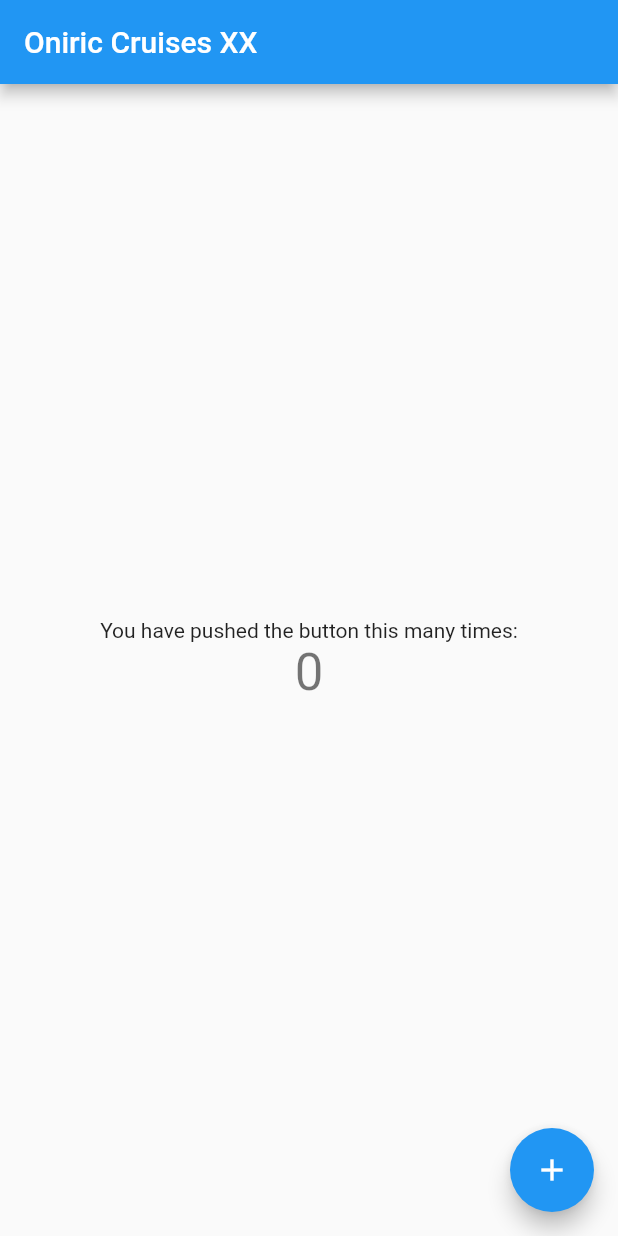
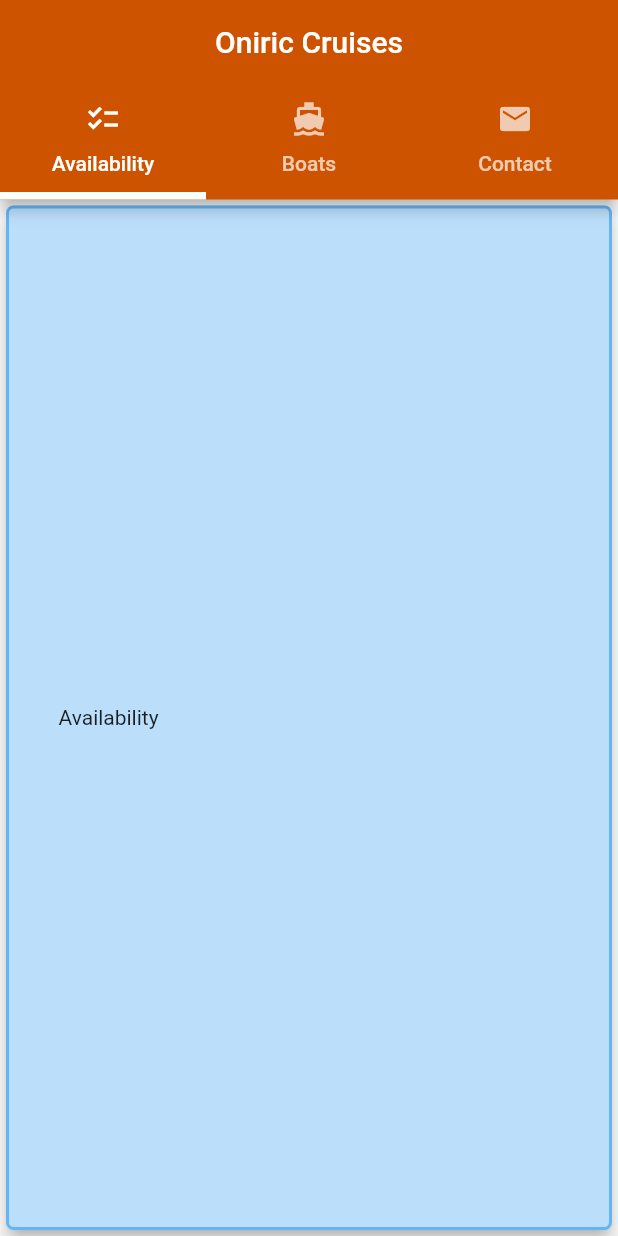
Before and after one commit to alexsantm2019/oniric, a Flutter app: the screen it shows after launch, on a phone screen of 412 x 824 dp. Run offline on Flutter 3.47's test engine with Material 2 defaults, Android fonts, the phone set to English and light mode, and no system bars; our stand-ins replace splashscreen; generated files the repository leaves out were written again.

Commit message:
Estructura de carpetas

```diff
--- /dev/null
+++ b/l10n.yaml
@@ -0,0 +1,3 @@
+arb-dir: lib/l10n
+template-arb-file: app_en.arb
+output-localization-file: app_localizations.dart
--- /dev/null
+++ b/lib/__i18n/en.json
@@ -0,0 +1,4 @@
+{
+    "title": "Hello!",
+    "Message": "This is English"
+}
--- /dev/null
+++ b/lib/__i18n/es.json
@@ -0,0 +1,4 @@
+{
+    "title": "Hola!",
+    "Message": "Esto es español"
+}
--- /dev/null
+++ b/lib/conf/configuration.dart
@@ -0,0 +1,4 @@
+const BASE = "api.covid19api.com";
+const PATH_SUMMARY = 'summary';
+const PATH_COUNTRIES = 'countries';
+const PATH_COUNTRIES_LIVE = 'api.covid19api.com/live/country';
--- /dev/null
+++ b/lib/l10n/app_en.arb
@@ -0,0 +1,5 @@
+{
+  "availability": "Availability",
+  "boats": "Boats",
+  "contact": "Contact"
+}
--- /dev/null
+++ b/lib/l10n/app_es.arb
@@ -0,0 +1,5 @@
+{
+  "availability": "Disponibilidad",
+  "boats": "Barcos",
+  "contact": "Contáctanos"
+}
--- a/lib/main.dart
+++ b/lib/main.dart
@@ -1,113 +1,34 @@
 import 'package:flutter/material.dart';
+import 'package:oniric/screens/SplashScreen.dart';
+import 'package:flutter_localizations/flutter_localizations.dart';
+import 'package:flutter_gen/gen_l10n/app_localizations.dart';
 
 void main() {
   runApp(MyApp());
 }
 
 class MyApp extends StatelessWidget {
-  // This widget is the root of your application.
   @override
   Widget build(BuildContext context) {
     return MaterialApp(
-      title: 'Flutter Demo',
+      title: 'Oniric Cruises',
       theme: ThemeData(
-        // This is the theme of your application.
-        //
-        // Try running your application with "flutter run". You'll see the
-        // application has a blue toolbar. Then, without quitting the app, try
-        // changing the primarySwatch below to Colors.green and then invoke
-        // "hot reload" (press "r" in the console where you ran "flutter run",
-        // or simply save your changes to "hot reload" in a Flutter IDE).
-        // Notice that the counter didn't reset back to zero; the application
-        // is not restarted.
-        primarySwatch: Colors.blue,
+        primarySwatch: Colors.green,
       ),
-      home: MyHomePage(title: 'Oniric Cruises XX'),
+      home: Splash(),
+      debugShowCheckedModeBanner: false,
+      localizationsDelegates: [
+        // ... app-specific localization delegate[s] here
+        // TODO: uncomment the line below after codegen
+        AppLocalizations.delegate,
+        GlobalMaterialLocalizations.delegate,
+        GlobalWidgetsLocalizations.delegate,
+        GlobalCupertinoLocalizations.delegate,
+      ],
+      supportedLocales: [
+        const Locale('en', ''), // English, no country code
+        const Locale('es', ''), // Spanish, no country code
+      ],
     );
   }
 }
-
-class MyHomePage extends StatefulWidget {
-  MyHomePage({Key key, this.title}) : super(key: key);
-
-  // This widget is the home page of your application. It is stateful, meaning
-  // that it has a State object (defined below) that contains fields that affect
-  // how it looks.
-
-  // This class is the configuration for the state. It holds the values (in this
-  // case the title) provided by the parent (in this case the App widget) and
-  // used by the build method of the State. Fields in a Widget subclass are
-  // always marked "final".
-
-  final String title;
-
-  @override
-  _MyHomePageState createState() => _MyHomePageState();
-}
-
-class _MyHomePageState extends State<MyHomePage> {
-  int _counter = 0;
-
-  void _incrementCounter() {
-    setState(() {
-      // This call to setState tells the Flutter framework that something has
-      // changed in this State, which causes it to rerun the build method below
-      // so that the display can reflect the updated values. If we changed
-      // _counter without calling setState(), then the build method would not be
-      // called again, and so nothing would appear to happen.
-      _counter++;
-    });
-  }
-
-  @override
-  Widget build(BuildContext context) {
-    // This method is rerun every time setState is called, for instance as done
-    // by the _incrementCounter method above.
-    //
-    // The Flutter framework has been optimized to make rerunning build methods
-    // fast, so that you can just rebuild anything that needs updating rather
-    // than having to individually change instances of widgets.
-    return Scaffold(
-      appBar: AppBar(
-        // Here we take the value from the MyHomePage object that was created by
-        // the App.build method, and use it to set our appbar title.
-        title: Text(widget.title),
-      ),
-      body: Center(
-        // Center is a layout widget. It takes a single child and positions it
-        // in the middle of the parent.
-        child: Column(
-          // Column is also a layout widget. It takes a list of children and
-          // arranges them vertically. By default, it sizes itself to fit its
-          // children horizontally, and tries to be as tall as its parent.
-          //
-          // Invoke "debug painting" (press "p" in the console, choose the
-          // "Toggle Debug Paint" action from the Flutter Inspector in Android
-          // Studio, or the "Toggle Debug Paint" command in Visual Studio Code)
-          // to see the wireframe for each widget.
-          //
-          // Column has various properties to control how it sizes itself and
-          // how it positions its children. Here we use mainAxisAlignment to
-          // center the children vertically; the main axis here is the vertical
-          // axis because Columns are vertical (the cross axis would be
-          // horizontal).
-          mainAxisAlignment: MainAxisAlignment.center,
-          children: <Widget>[
-            Text(
-              'You have pushed the button this many times:',
-            ),
-            Text(
-              '$_counter',
-              style: Theme.of(context).textTheme.headline4,
-            ),
-          ],
-        ),
-      ),
-      floatingActionButton: FloatingActionButton(
-        onPressed: _incrementCounter,
-        tooltip: 'Increment',
-        child: Icon(Icons.add),
-      ), // This trailing comma makes auto-formatting nicer for build methods.
-    );
-  }
-}
--- /dev/null
+++ b/lib/mixins/Helper.dart
@@ -0,0 +1,11 @@
+import 'package:flutter/material.dart';
+
+class Helper {
+  hexStringToColor(String hexColor) {
+    hexColor = hexColor.toUpperCase().replaceAll("#", "");
+    if (hexColor.length == 6) {
+      hexColor = "FF" + hexColor;
+    }
+    return Color(int.parse(hexColor, radix: 16));
+  }
+}
--- /dev/null
+++ b/lib/screens/HomeScreen.dart
@@ -0,0 +1,48 @@
+import 'package:flutter/material.dart';
+import 'package:oniric/widgets/availability/AvailabilityWidget.dart';
+import 'package:oniric/widgets/boats/BoatsMenuWidget.dart';
+import 'package:oniric/widgets/contact/ContactWidget.dart';
+import 'package:oniric/mixins/Helper.dart';
+import '../constants.dart';
+import 'package:flutter_gen/gen_l10n/app_localizations.dart';
+
+class HomeScreen extends StatelessWidget with Helper {
+  @override
+  Widget build(BuildContext context) {
+    var t = AppLocalizations.of(context);
+    return MaterialApp(
+      home: DefaultTabController(
+        length: 3,
+        child: Scaffold(
+          appBar: AppBar(
+            title: Row(
+              mainAxisAlignment: MainAxisAlignment.center,
+              children: [
+                Container(
+                    padding: const EdgeInsets.all(8.0),
+                    child: Text('Oniric Cruises'))
+              ],
+            ),
+            backgroundColor: hexStringToColor(MAIN_COLOR_ORANGE),
+            bottom: TabBar(
+              indicatorColor: Colors.white,
+              indicatorWeight: 5,
+              tabs: [
+                Tab(text: "Availability", icon: Icon(Icons.checklist_sharp)),
+                Tab(text: 'Boats', icon: Icon(Icons.directions_boat_filled)),
+                Tab(text: 'Contact', icon: Icon(Icons.email)),
+              ],
+            ),
+          ),
+          body: TabBarView(
+            children: [
+              AvailabilityWidget(),
+              BoatsMenuWidget(),
+              ContactWidget(),
+            ],
+          ),
+        ),
+      ),
+    );
+  }
+}
--- /dev/null
+++ b/lib/widgets/availability/AvailabilityWidget.dart
@@ -0,0 +1,39 @@
+import 'package:flutter/material.dart';
+
+class AvailabilityWidget extends StatelessWidget {
+  // final Function onTap;
+  // final Function onSwipe;
+  // final Function onLongPress;
+
+  @override
+  Widget build(BuildContext context) {
+    // var imageCountry = country.ISO2;
+    return GestureDetector(
+      onLongPress: () {
+        // onLongPress(country.slug);
+      },
+      onTap: () {
+        // onTap(country);
+      },
+      child: Card(
+          shape: RoundedRectangleBorder(
+            side: BorderSide(color: Colors.blue[300], width: 2),
+            borderRadius: BorderRadius.circular(5),
+          ),
+          color: Colors.blue[100],
+          elevation: 5,
+          child: Padding(
+            padding: const EdgeInsets.all(5.0),
+            child: Row(
+              //mainAxisSize: MainAxisSize.min,
+              mainAxisAlignment: MainAxisAlignment.start,
+              children: <Widget>[
+                SizedBox(width: 30),
+                Text("Availability"),
+              ],
+            ),
+          )),
+      //),
+    );
+  }
+}
```
Also changed, not shown: lib/constants.dart (added, +31 -0 lines), lib/screens/SplashScreen.dart (added, +28 -0 lines), lib/widgets/boats/BoatsMenuWidget.dart (added, +39 -0 lines), lib/widgets/contact/ContactWidget.dart (added, +39 -0 lines), pubspec.yaml (+14 -2 lines), images/logo-atc.png (added), lib/app_localizations.dart (added), lib/widgets/boats/BoatsDetailWidget.dart (added), lib/widgets/boats/BoatsMasterWidget.dart (added), pubspec.lock.
